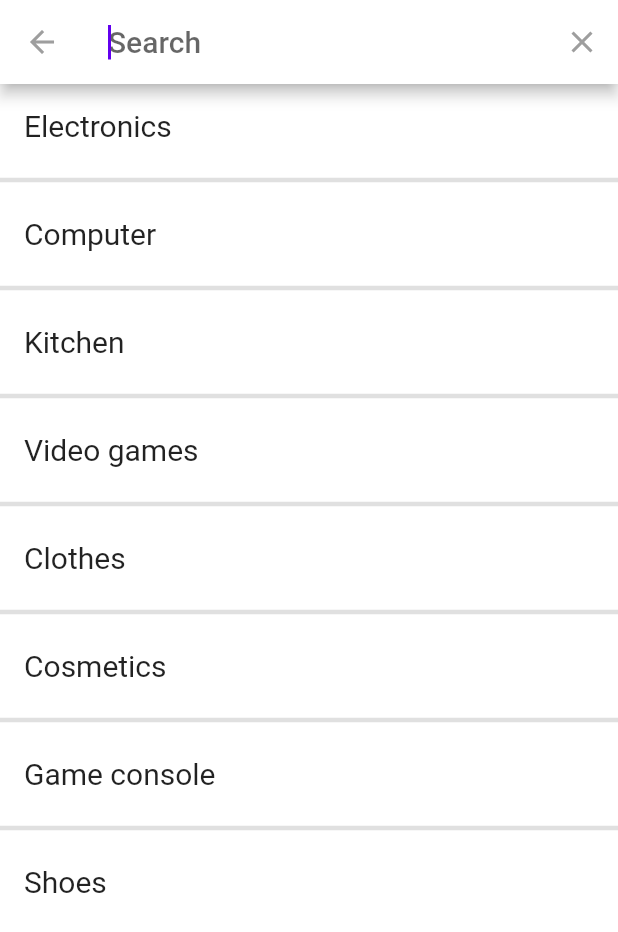
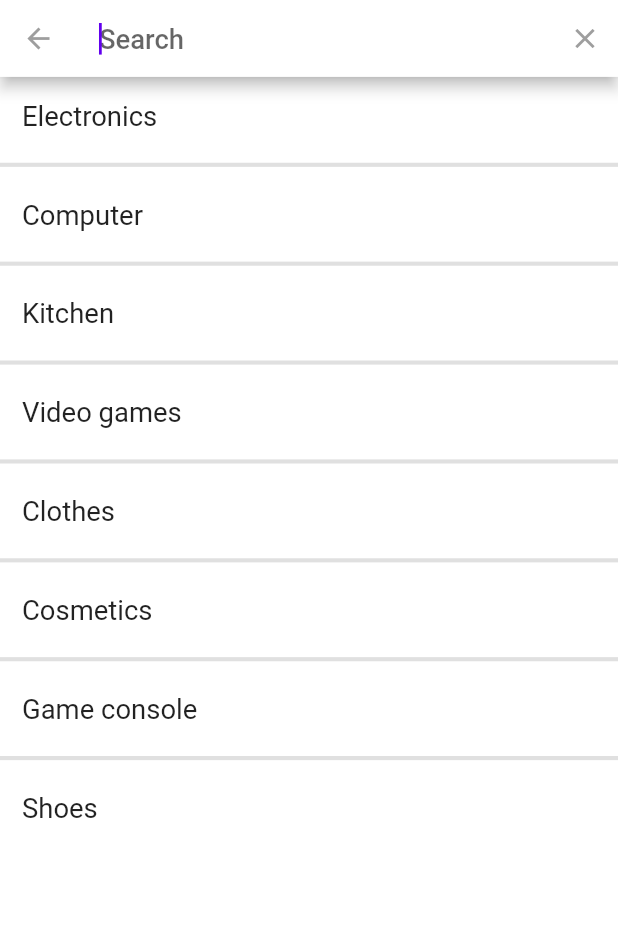
Before and after one commit to Ravi-Pogaku/digital-store-front, a Flutter app: the screen it shows once a user with an empty profile is signed in, after a tap on the "search" icon, on a phone screen of 412 x 824 dp. Shown: the top 932 px of the screen. Run offline on Flutter 3.47's test engine with Material 2 defaults, Android fonts, the phone set to English and light mode, and no system bars; our stand-ins replace carousel_slider, cloud_firestore, dio, firebase_auth, firebase_core, flutter_i18n and 10 more; missing offline and left inert: beautiful_soup_dart, flutter_material_pickers, mapbox_gl; accounts and stored records are empty; network calls fail.

Commit message:
Implemented responsive wrapper to automatic resize the app based on the dimensions of the device.

```diff
--- a/zamazon/lib/controllers/SignIn-SignUpForm.dart
+++ b/zamazon/lib/controllers/SignIn-SignUpForm.dart
@@ -87,11 +87,6 @@ class _SignInWidgetState extends State<SignInWidget> {
 
   @override
   Widget build(BuildContext context) {
-    // either light or dark mode
-    final containerTheme = Provider.of<SettingsBLoC>(context).isDarkMode
-        ? Colors.grey[900]
-        : Colors.white;
-
     currentLanguage = FlutterI18n.currentLocale(context)?.languageCode;
 
     final height = MediaQuery.of(context).size.height;
@@ -109,9 +104,8 @@ class _SignInWidgetState extends State<SignInWidget> {
             child: Container(
               width: width * 0.9,
               margin: const EdgeInsets.all(20),
-              decoration: BoxDecoration(
-                  color: containerTheme,
-                  borderRadius: const BorderRadius.all(Radius.circular(20))),
+              decoration: const BoxDecoration(
+                  borderRadius: BorderRadius.all(Radius.circular(20))),
               child: Column(
                 mainAxisAlignment: MainAxisAlignment.center,
                 children: [
--- a/zamazon/lib/main.dart
+++ b/zamazon/lib/main.dart
@@ -4,6 +4,7 @@ import 'package:flutter_localizations/flutter_localizations.dart';
 import 'package:provider/provider.dart';
 import 'package:firebase_core/firebase_core.dart';
 import 'package:firebase_auth/firebase_auth.dart';
+import 'package:responsive_framework/responsive_framework.dart';
 import 'package:zamazon/models/bottomNavBarBLoC.dart';
 import 'package:zamazon/models/settings_BLoC.dart';
 import 'package:zamazon/views/SettingsPage.dart';
@@ -19,6 +20,7 @@ import 'package:zamazon/views/orderTrackMap.dart';
 import 'models/Product.dart';
 import 'models/productModel.dart';
 import 'package:shared_preferences/shared_preferences.dart';
+import 'package:flutter/services.dart';
 
 // main file of app. firebase and streamprovider for products are initialized here.
 // Streambuilder listens to authentification state changes, and displays either the
@@ -68,6 +70,13 @@ class MyApp extends StatelessWidget {
 
   @override
   Widget build(BuildContext context) {
+    // this app is designed for portrait mode (vertical phone orientation)
+    // this prevents the orientation from changing when the phone is sideways.
+    SystemChrome.setPreferredOrientations([
+      DeviceOrientation.portraitUp,
+      DeviceOrientation.portraitDown,
+    ]);
+
     // provides user's chosen theme and language
     var settingsProvider = Provider.of<SettingsBLoC>(context);
 
@@ -87,6 +96,19 @@ class MyApp extends StatelessWidget {
           themeMode: settingsProvider.themeMode,
           theme: CustomThemes.lightTheme,
           darkTheme: CustomThemes.darkTheme,
+
+          // automatic resizes every part of the app based on the breakpoints.
+          builder: (context, child) => ResponsiveWrapper.builder(child,
+              defaultScale: true,
+              maxWidth: 1200,
+              minWidth: 450,
+              breakpoints: const [
+                ResponsiveBreakpoint.resize(450, name: MOBILE),
+                ResponsiveBreakpoint.autoScale(800, name: TABLET),
+                ResponsiveBreakpoint.autoScale(1000, name: TABLET),
+                ResponsiveBreakpoint.autoScale(1200, name: DESKTOP),
+                ResponsiveBreakpoint.autoScale(2460, name: "4K"),
+              ]),
 
           // if snapshot doesn't have data, then it means no user is signed in.
           // so show the sign in page.
--- a/zamazon/lib/views/SettingsPage.dart
+++ b/zamazon/lib/views/SettingsPage.dart
@@ -36,15 +36,11 @@ class _SettingsPageWidgetState extends State<SettingsPageWidget>
   @override
   Widget build(BuildContext context) {
     super.build(context);
-    final settingsProvider = Provider.of<SettingsBLoC>(context);
-    final containerTheme =
-        settingsProvider.isDarkMode ? Colors.grey[900] : Colors.white;
 
     currentLanguage = FlutterI18n.currentLocale(context)?.languageCode;
 
     return Container(
-      decoration: BoxDecoration(
-          color: containerTheme,
+      decoration: const BoxDecoration(
           borderRadius: const BorderRadius.all(Radius.circular(20))),
       child: Column(
         children: [
--- a/zamazon/lib/views/homePage.dart
+++ b/zamazon/lib/views/homePage.dart
@@ -13,8 +13,7 @@ import 'package:zamazon/views/ShoppingCartPage.dart';
 import 'package:zamazon/views/WishListPage.dart';
 import 'package:zamazon/widgets/sliverAppBar.dart';
 
-// Homepage of our digital store front. Presented after successful sign in/ sign up
-//TODO make it so once the end of the list is hit, more products will be loaded.
+// Homepage of our digital store front. Presented after successful sign in
 
 class HomePage extends StatefulWidget {
   const HomePage({super.key});
--- a/zamazon/lib/widgets/confirmPurchase.dart
+++ b/zamazon/lib/widgets/confirmPurchase.dart
@@ -59,7 +59,8 @@ class ConfirmPurchaseWidget extends StatelessWidget {
 
   @override
   Widget build(BuildContext context) {
-    TextStyle regularTextStyle = const TextStyle(fontSize: 16);
+    TextStyle regularTextStyle =
+        const TextStyle(fontSize: 16, color: Colors.white);
     tz.initializeTimeZones();
 
     _notifications.init();
--- a/zamazon/lib/widgets/homePageBody.dart
+++ b/zamazon/lib/widgets/homePageBody.dart
@@ -52,6 +52,7 @@ class _HomePageBodyState extends State<HomePageBody>
             productList: products,
             category: categories[randomCategory + 2],
           ),
+          const SizedBox(height: 16),
         ],
       ),
     );
--- a/zamazon/lib/widgets/wishListItem.dart
+++ b/zamazon/lib/widgets/wishListItem.dart
@@ -62,7 +62,7 @@ class WishListItem extends StatelessWidget {
                   // PRODUCT NAME
                   Text(
                     scwlItem.title!,
-                    style: const TextStyle(fontSize: 17),
+                    style: const TextStyle(fontSize: 20),
                     softWrap: true,
                     maxLines: 4,
                     overflow: TextOverflow.ellipsis,
@@ -75,7 +75,7 @@ class WishListItem extends StatelessWidget {
                     "\$${scwlItem.totalPrice!.toStringAsFixed(2)}",
                     style: const TextStyle(
                       fontWeight: FontWeight.bold,
-                      fontSize: 17,
+                      fontSize: 20,
                     ),
                   ),
 
--- a/zamazon/pubspec.yaml
+++ b/zamazon/pubspec.yaml
@@ -55,6 +55,8 @@ dependencies:
   shared_preferences: ^2.0.15
   timezone: ^0.9.1
   flutter_native_timezone: ^2.0.0
+  sizer: ^2.0.15
+  responsive_framework: ^0.2.0
 
 
   # The following adds the Cupertino Icons font to your application.
```
Also changed, not shown: zamazon/lib/views/ProductPage.dart (+3 -5 lines), zamazon/lib/views/newUserInfoPage.dart (+2 -6 lines), zamazon/lib/views/viewAllCategoryProducts.dart (+5 -3 lines), zamazon/lib/widgets/ProductCarousel.dart (+3 -7 lines), zamazon/lib/widgets/proceedToCheckOut.dart (+6 -3 lines), zamazon/lib/widgets/shoppingCartItem.dart (+5 -4 lines), zamazon/pubspec.lock, 2 other files.
